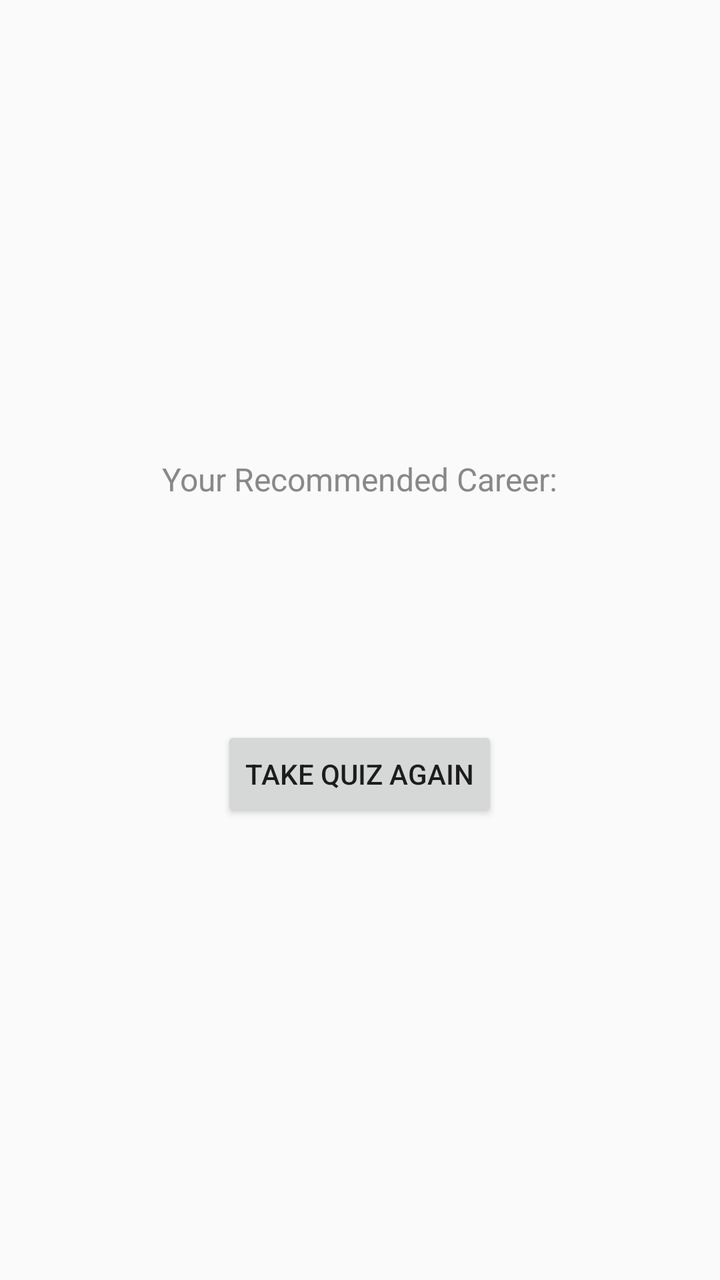
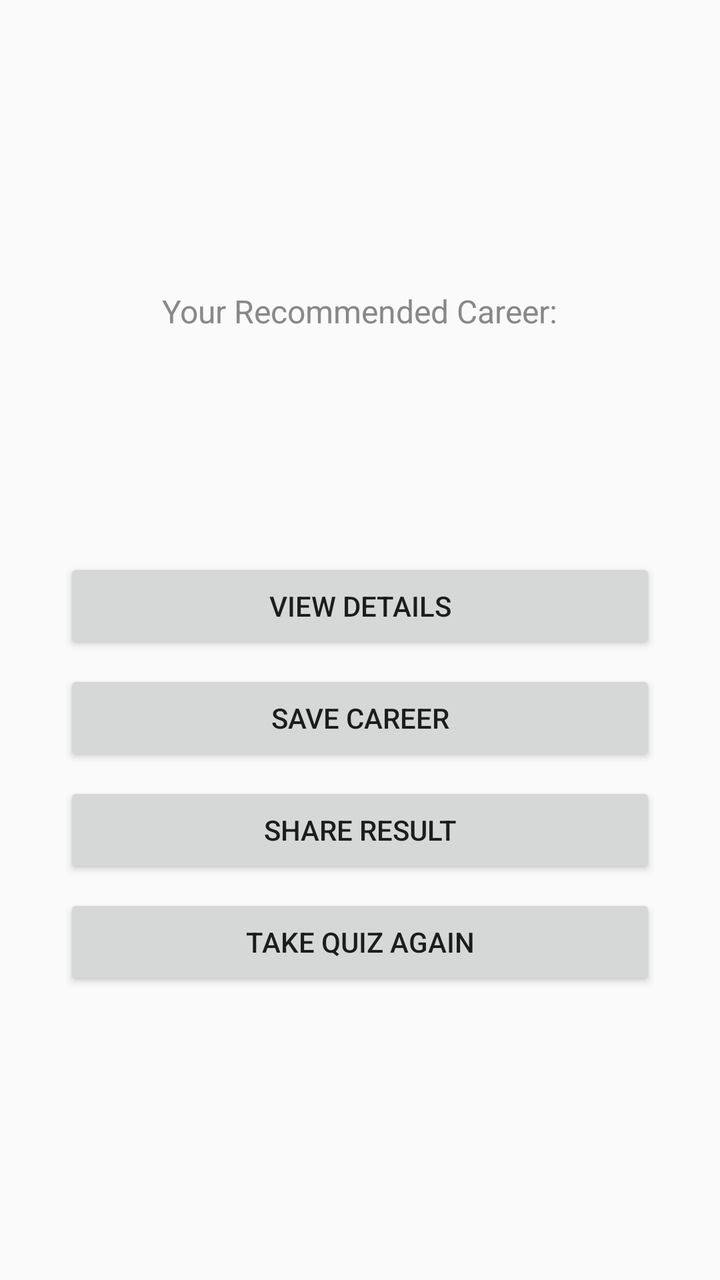

Screens rendered from an Android XML layout before and after an edit, with the pre-edit source and the edit as a unified diff.
<!-- AndroidManifest.xml: application theme Theme.AppCompat.Light.DarkActionBar -->
<!-- res/layout/activity_result.xml -->
<?xml version="1.0" encoding="utf-8"?>
<LinearLayout xmlns:android="http://schemas.android.com/apk/res/android"
    android:layout_width="match_parent"
    android:layout_height="match_parent"
    android:orientation="vertical"
    android:gravity="center"
    android:padding="32dp">

    <TextView
        android:layout_width="wrap_content"
        android:layout_height="wrap_content"
        android:text="Your Recommended Career:"
        android:textSize="16sp"
        android:textColor="#888888"
        android:layout_marginBottom="8dp" />

    <TextView
        android:id="@+id/careerTitle"
        android:layout_width="wrap_content"
        android:layout_height="wrap_content"
        android:textSize="26sp"
        android:textStyle="bold"
        android:gravity="center"
        android:layout_marginBottom="16dp" />

    <TextView
        android:id="@+id/careerDescription"
        android:layout_width="match_parent"
        android:layout_height="wrap_content"
        android:textSize="16sp"
        android:gravity="center"
        android:layout_marginBottom="32dp" />

    <Button
        android:id="@+id/restartButton"
        android:layout_width="wrap_content"
        android:layout_height="wrap_content"
        android:text="Take Quiz Again" />

</LinearLayout>
<!-- resources referenced by this layout -->
<resources>

</resources>

<!-- the commit's change to res/layout/activity_result.xml (unified diff, before → after) -->
@@ -30,10 +30,30 @@
         android:textSize="16sp"
         android:gravity="center"
         android:layout_marginBottom="32dp" />
+    <Button
+        android:id="@+id/viewDetailsButton"
+        android:layout_width="match_parent"
+        android:layout_height="wrap_content"
+        android:text="View Details"
+        android:layout_marginBottom="8dp" />
+
+    <Button
+        android:id="@+id/saveButton"
+        android:layout_width="match_parent"
+        android:layout_height="wrap_content"
+        android:text="Save Career"
+        android:layout_marginBottom="8dp" />
+
+    <Button
+        android:id="@+id/shareButtonResult"
+        android:layout_width="match_parent"
+        android:layout_height="wrap_content"
+        android:text="Share Result"
+        android:layout_marginBottom="8dp" />
 
     <Button
         android:id="@+id/restartButton"
-        android:layout_width="wrap_content"
+        android:layout_width="match_parent"
         android:layout_height="wrap_content"
         android:text="Take Quiz Again" />
 
